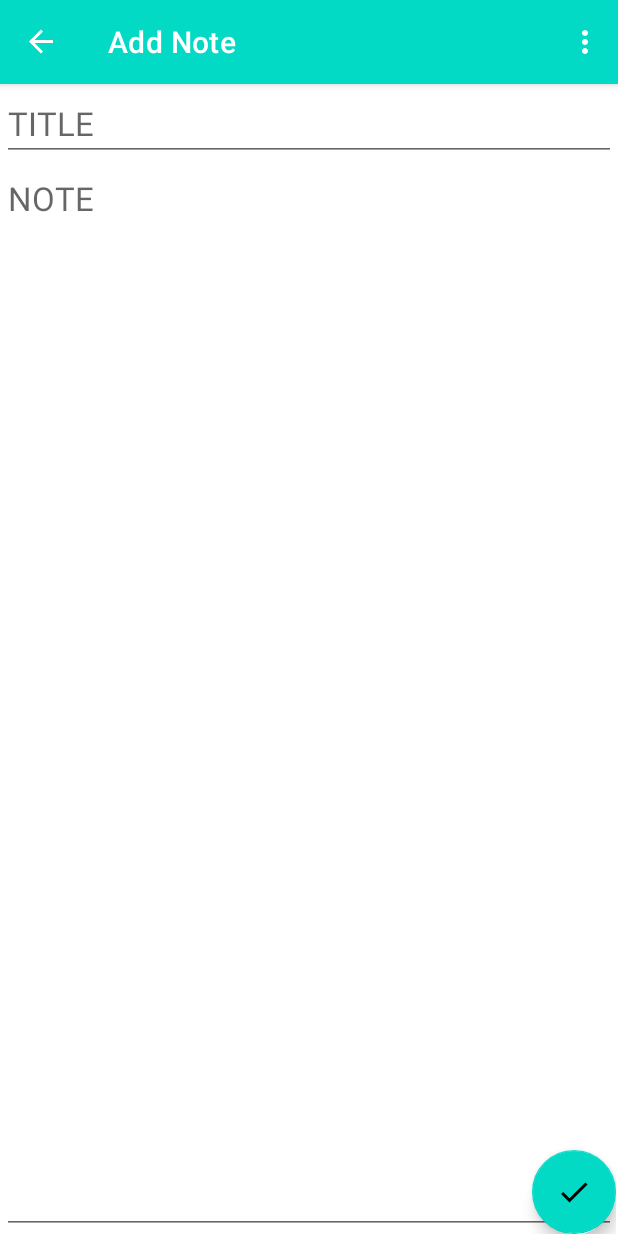
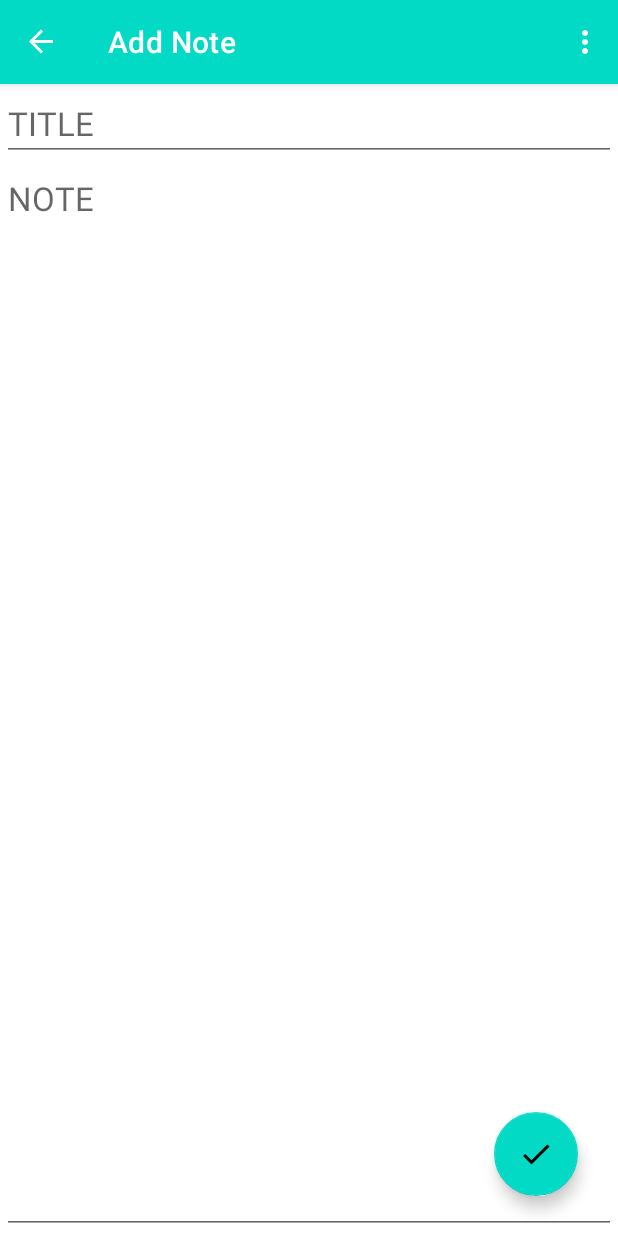
Before and after one commit to tiwariprateek/Manifesto, an Android app: the AddNoteFragment screen opened through its navigation route, on a phone screen of 412 x 824 dp. Run offline under Robolectric (Android 15) with nearby library versions, the phone set to English and light mode, and no system bars; our stand-ins replace Room's generated code, navigation-ui; 1 statement that could not run was skipped.

Commit message:
UI Changes to fragment_add_note

```diff
--- a/app/src/main/res/layout/fragment_add_note.xml
+++ b/app/src/main/res/layout/fragment_add_note.xml
@@ -29,6 +29,8 @@
         android:src="@drawable/ic_done_black_24dp"
         android:layout_alignParentBottom="true"
         android:layout_alignParentRight="true"
+        android:layout_marginRight="25dp"
+        android:layout_marginBottom="25dp"
 
         />
 
```
